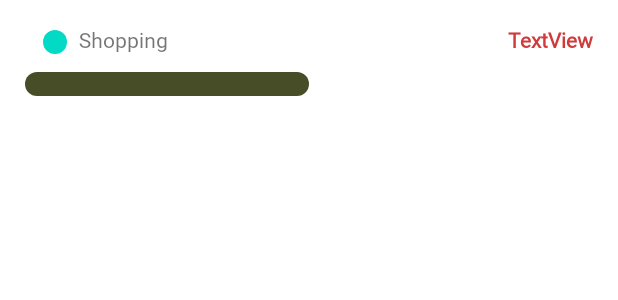
After one commit to J-Marvin/Budget-Builder, an Android app: the layout category_expense_item.xml on its own in the app's theme, with its tools: preview values and no code run, on a phone screen of 412 x 824 dp. The commit adds this screen. Shown: the top 300 px of the screen. Run offline under Robolectric (Android 15) with nearby library versions, the phone set to English and light mode, and no system bars.

Commit message:
Added Summary RecyclerView

```diff
--- a/app/src/main/java/com/mobdeve/s13/group1/budgetbuilder/FurnitureAdapter.kt
+++ b/app/src/main/java/com/mobdeve/s13/group1/budgetbuilder/FurnitureAdapter.kt
@@ -49,7 +49,6 @@ class FurnitureAdapter(
             } else if (activatedIndex != position){ // If pressing on owned item
 
                 if(curFurniture.owned) {
-                    Toast.makeText(context, "OWNED", Toast.LENGTH_SHORT).show()
                     curFurniture.equip()
                     holder.equip()
                     dataSet[activatedIndex].equipped = false
--- a/app/src/main/java/com/mobdeve/s13/group1/budgetbuilder/MainActivity.kt
+++ b/app/src/main/java/com/mobdeve/s13/group1/budgetbuilder/MainActivity.kt
@@ -6,6 +6,8 @@ import androidx.appcompat.app.AppCompatActivity
 import android.os.Bundle
 import android.preference.PreferenceManager
 import android.view.View
+import android.view.Window
+import android.view.WindowManager
 import androidx.navigation.fragment.NavHostFragment
 import androidx.navigation.ui.setupWithNavController
 import com.google.android.material.bottomnavigation.BottomNavigationView
--- /dev/null
+++ b/app/src/main/res/drawable/circle.xml
@@ -0,0 +1,10 @@
+<?xml version="1.0" encoding="utf-8"?>
+<shape xmlns:android="http://schemas.android.com/apk/res/android"
+    android:shape="oval">
+
+    <solid android:color="@color/teal_200"/>
+    <size
+        android:height="50dp"
+        android:width="50dp"/>
+
+</shape>
--- /dev/null
+++ b/app/src/main/res/drawable/progress_bar_corners.xml
@@ -0,0 +1,21 @@
+<?xml version="1.0" encoding="utf-8"?>
+<layer-list xmlns:android="http://schemas.android.com/apk/res/android">
+
+    <item
+        android:id="@android:id/background">
+        <shape>
+            <solid android:color="@color/white"/>
+            <corners android:radius="40dp"/>
+            <stroke android:width="0dp" />
+        </shape>
+    </item>
+
+    <item android:id="@android:id/progress">
+        <scale android:scaleWidth="100%">
+            <shape>
+                <corners android:radius="40dp"></corners>
+            </shape>
+        </scale>
+    </item>
+
+</layer-list>
--- /dev/null
+++ b/app/src/main/res/layout/category_expense_item.xml
@@ -0,0 +1,72 @@
+<?xml version="1.0" encoding="utf-8"?>
+<androidx.constraintlayout.widget.ConstraintLayout xmlns:android="http://schemas.android.com/apk/res/android"
+    xmlns:app="http://schemas.android.com/apk/res-auto"
+    xmlns:tools="http://schemas.android.com/tools"
+    android:layout_width="match_parent"
+    android:layout_height="wrap_content">
+
+    <ProgressBar
+        android:id="@+id/pb_expense"
+        style="?android:attr/progressBarStyleHorizontal"
+        android:layout_width="0dp"
+        android:layout_height="wrap_content"
+        android:layout_marginTop="12dp"
+        android:progress="50"
+        android:progressBackgroundTint="#FFFFFF"
+        android:progressDrawable="@drawable/progress_bar_corners"
+        android:progressTint="@color/dark_green"
+        app:layout_constraintEnd_toStartOf="@+id/gl_category_expense_right"
+        app:layout_constraintHorizontal_bias="0.0"
+        app:layout_constraintStart_toStartOf="@+id/gl_category_expense_left"
+        app:layout_constraintTop_toBottomOf="@+id/tv_category_expense_name" />
+
+    <androidx.constraintlayout.widget.Guideline
+        android:id="@+id/gl_category_expense_left"
+        android:layout_width="wrap_content"
+        android:layout_height="wrap_content"
+        android:orientation="vertical"
+        app:layout_constraintGuide_begin="-1dp"
+        app:layout_constraintGuide_percent="0.04" />
+
+    <androidx.constraintlayout.widget.Guideline
+        android:id="@+id/gl_category_expense_right"
+        android:layout_width="wrap_content"
+        android:layout_height="wrap_content"
+        android:orientation="vertical"
+        app:layout_constraintGuide_begin="364dp"
+        app:layout_constraintGuide_percent="0.96" />
+
+    <ImageView
+        android:id="@+id/iv_category_color"
+        android:layout_width="16dp"
+        android:layout_height="16dp"
+        android:layout_marginStart="12dp"
+        android:layout_marginTop="20dp"
+        app:layout_constraintStart_toStartOf="@+id/pb_expense"
+        app:layout_constraintTop_toTopOf="parent"
+        app:srcCompat="@drawable/circle" />
+
+    <TextView
+        android:id="@+id/tv_category_expense_name"
+        android:layout_width="wrap_content"
+        android:layout_height="wrap_content"
+        android:layout_marginStart="8dp"
+        android:fontFamily="@font/inter"
+        android:text="Shopping"
+        app:layout_constraintBottom_toBottomOf="@+id/iv_category_color"
+        app:layout_constraintStart_toEndOf="@+id/iv_category_color"
+        app:layout_constraintTop_toTopOf="@+id/iv_category_color"
+        app:layout_constraintVertical_bias="1.0" />
+
+    <TextView
+        android:id="@+id/tv_category_expense_total"
+        android:layout_width="wrap_content"
+        android:layout_height="wrap_content"
+        android:fontFamily="@font/inter"
+        android:text="TextView"
+        android:textColor="@color/red_500"
+        android:textStyle="bold"
+        app:layout_constraintBottom_toBottomOf="@+id/tv_category_expense_name"
+        app:layout_constraintEnd_toEndOf="@+id/pb_expense" />
+
+</androidx.constraintlayout.widget.ConstraintLayout>
--- a/app/src/main/res/values/strings.xml
+++ b/app/src/main/res/values/strings.xml
@@ -15,6 +15,7 @@
     <string name="rb_pie">Pie</string>
     <string name="purchase">Purchase</string>
     <string name="cancel">Cancel</string>
+    <string name="expense_total">-%c %f</string>
     <!-- TODO: Remove or change this placeholder text -->
     <string name="hello_blank_fragment">Hello blank fragment</string>
 </resources>
```
Also changed, not shown: app/src/main/java/com/mobdeve/s13/group1/budgetbuilder/CategoryExpense.kt (added, +12 -0 lines), app/src/main/java/com/mobdeve/s13/group1/budgetbuilder/CategoryExpenseAdapter.kt (added, +33 -0 lines), app/src/main/java/com/mobdeve/s13/group1/budgetbuilder/CategoryExpenseViewHolder.kt (added, +48 -0 lines), app/src/main/java/com/mobdeve/s13/group1/budgetbuilder/DataHelper.kt (+47 -0 lines), app/src/main/java/com/mobdeve/s13/group1/budgetbuilder/SummaryFragment.kt (+13 -1 lines), app/src/main/res/layout/fragment_summary.xml (+28 -0 lines), app/src/main/res/values/colors.xml (+7 -0 lines).
